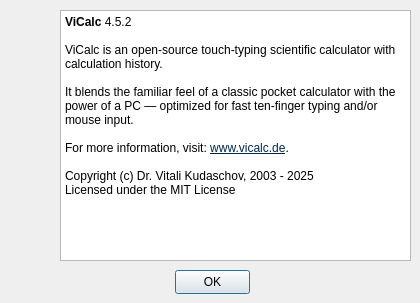
Old version of the form vicalc/ui/about_dialog.ui in the repository Kudaschov/ViCalc.
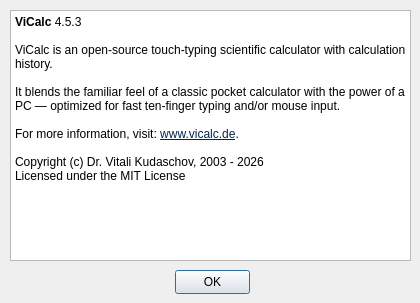
New version of the form. Icons and pictures are not drawn.

Commit message: Initialize pytest for ViCalc

What changed in the file:
```diff
--- a/vicalc/ui/about_dialog.ui
+++ b/vicalc/ui/about_dialog.ui
@@ -13,22 +13,6 @@
   <property name="windowTitle">
    <string>About ViCalc</string>
   </property>
-  <widget class="QLabel" name="label">
-   <property name="geometry">
-    <rect>
-     <x>14</x>
-     <y>6</y>
-     <width>41</width>
-     <height>41</height>
-    </rect>
-   </property>
-   <property name="text">
-    <string/>
-   </property>
-   <property name="pixmap">
-    <pixmap>:/ViCalc/ui/img/ViCalc.png</pixmap>
-   </property>
-  </widget>
   <widget class="QPushButton" name="pushButton">
    <property name="geometry">
     <rect>
@@ -45,9 +29,9 @@
   <widget class="QTextBrowser" name="textBrowser">
    <property name="geometry">
     <rect>
-     <x>60</x>
+     <x>10</x>
      <y>10</y>
-     <width>351</width>
+     <width>401</width>
      <height>251</height>
     </rect>
    </property>
@@ -59,7 +43,7 @@
 li.unchecked::marker { content: &quot;\2610&quot;; }
 li.checked::marker { content: &quot;\2612&quot;; }
 &lt;/style&gt;&lt;/head&gt;&lt;body style=&quot; font-family:'Segoe UI'; font-size:9pt; font-weight:400; font-style:normal;&quot;&gt;
-&lt;p style=&quot; margin-top:0px; margin-bottom:0px; margin-left:0px; margin-right:0px; -qt-block-indent:0; text-indent:0px;&quot;&gt;&lt;span style=&quot; font-weight:700;&quot;&gt;ViCalc &lt;/span&gt;4.5.2&lt;/p&gt;
+&lt;p style=&quot; margin-top:0px; margin-bottom:0px; margin-left:0px; margin-right:0px; -qt-block-indent:0; text-indent:0px;&quot;&gt;&lt;span style=&quot; font-weight:700;&quot;&gt;ViCalc &lt;/span&gt;4.5.3&lt;/p&gt;
 &lt;p style=&quot;-qt-paragraph-type:empty; margin-top:0px; margin-bottom:0px; margin-left:0px; margin-right:0px; -qt-block-indent:0; text-indent:0px;&quot;&gt;&lt;br /&gt;&lt;/p&gt;
 &lt;p style=&quot; margin-top:0px; margin-bottom:0px; margin-left:0px; margin-right:0px; -qt-block-indent:0; text-indent:0px;&quot;&gt;ViCalc is an open-source touch-typing scientific calculator with calculation history.&lt;/p&gt;
 &lt;p style=&quot;-qt-paragraph-type:empty; margin-top:0px; margin-bottom:0px; margin-left:0px; margin-right:0px; -qt-block-indent:0; text-indent:0px;&quot;&gt;&lt;br /&gt;&lt;/p&gt;
@@ -67,7 +51,7 @@
 &lt;p style=&quot;-qt-paragraph-type:empty; margin-top:0px; margin-bottom:0px; margin-left:0px; margin-right:0px; -qt-block-indent:0; text-indent:0px;&quot;&gt;&lt;br /&gt;&lt;/p&gt;
 &lt;p style=&quot; margin-top:0px; margin-bottom:0px; margin-left:0px; margin-right:0px; -qt-block-indent:0; text-indent:0px;&quot;&gt;For more information, visit: &lt;a href=&quot;http://vicalc.de&quot;&gt;&lt;span style=&quot; text-decoration: underline; color:#01254b;&quot;&gt;www.vicalc.de&lt;/span&gt;&lt;/a&gt;.&lt;/p&gt;
 &lt;p style=&quot;-qt-paragraph-type:empty; margin-top:0px; margin-bottom:0px; margin-left:0px; margin-right:0px; -qt-block-indent:0; text-indent:0px;&quot;&gt;&lt;br /&gt;&lt;/p&gt;
-&lt;p style=&quot; margin-top:0px; margin-bottom:0px; margin-left:0px; margin-right:0px; -qt-block-indent:0; text-indent:0px;&quot;&gt;Copyright (c) Dr. Vitali Kudaschov, 2003 - 2025&lt;/p&gt;
+&lt;p style=&quot; margin-top:0px; margin-bottom:0px; margin-left:0px; margin-right:0px; -qt-block-indent:0; text-indent:0px;&quot;&gt;Copyright (c) Dr. Vitali Kudaschov, 2003 - 2026&lt;/p&gt;
 &lt;p style=&quot; margin-top:0px; margin-bottom:0px; margin-left:0px; margin-right:0px; -qt-block-indent:0; text-indent:0px;&quot;&gt;Licensed under the MIT License&lt;/p&gt;&lt;/body&gt;&lt;/html&gt;</string>
    </property>
    <property name="textInteractionFlags">
```
Left out of the diff: 4 changed lines with no effect on the pictures. The commit also changes 20 other files.
